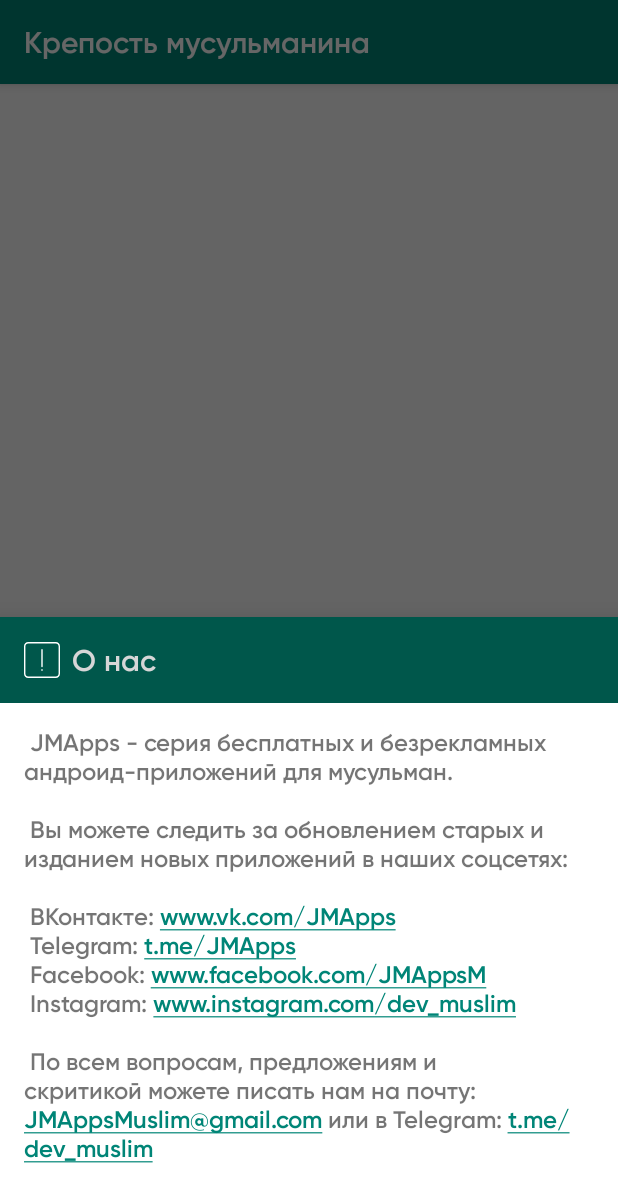
After one commit to JMApps/FortressOfTheMuslim, an Android app: the fragment BottomSheetAboutUs shown on its own in the app's theme, on a phone screen of 412 x 824 dp. The commit adds this screen. Shown: the top 1202 px of the screen. Run offline under Robolectric (Android 15) with nearby library versions, the phone set to English and light mode, and no system bars.

Commit message:
Added about us dialog

```diff
--- /dev/null
+++ b/app/src/main/java/jmapps/fortressofthemuslim/presentation/ui/about/BottomSheetAboutUs.kt
@@ -0,0 +1,20 @@
+package jmapps.fortressofthemuslim.presentation.ui.about
+
+import android.os.Bundle
+import android.view.LayoutInflater
+import android.view.View
+import android.view.ViewGroup
+import com.google.android.material.bottomsheet.BottomSheetDialogFragment
+import jmapps.fortressofthemuslim.R
+
+class BottomSheetAboutUs: BottomSheetDialogFragment() {
+
+    private lateinit var rootAboutUs: View
+
+    override fun onCreateView(inflater: LayoutInflater, container: ViewGroup?,
+        savedInstanceState: Bundle?): View? {
+        rootAboutUs = inflater.inflate(R.layout.bottom_sheet_about_us, container, false)
+
+        return rootAboutUs
+    }
+}
--- /dev/null
+++ b/app/src/main/res/drawable/ic_action_about_us_white.xml
@@ -0,0 +1,9 @@
+<vector xmlns:android="http://schemas.android.com/apk/res/android"
+    android:width="24dp"
+    android:height="24dp"
+    android:viewportWidth="51.123"
+    android:viewportHeight="51.123">
+    <path
+        android:fillColor="#FFFFFF"
+        android:pathData="M45.123,0H6C2.691,0 0,2.691 0,6v39.123c0,3.309 2.691,6 6,6h39.123c3.309,0 6,-2.691 6,-6V6C51.123,2.691 48.432,0 45.123,0zM49.123,45.123c0,2.206 -1.794,4 -4,4H6c-2.206,0 -4,-1.794 -4,-4V6c0,-2.206 1.794,-4 4,-4h39.123c2.206,0 4,1.794 4,4V45.123zM26.562,10.999v23.772c0,0.552 -0.447,1 -1,1s-1,-0.448 -1,-1V10.999c0,-0.552 0.447,-1 1,-1S26.562,10.447 26.562,10.999zM26.562,39.249v0.875c0,0.552 -0.447,1 -1,1s-1,-0.448 -1,-1v-0.875c0,-0.552 0.447,-1 1,-1S26.562,38.697 26.562,39.249z" />
+</vector>
--- /dev/null
+++ b/app/src/main/res/layout/bottom_sheet_about_us.xml
@@ -0,0 +1,36 @@
+<?xml version="1.0" encoding="utf-8"?>
+<androidx.constraintlayout.widget.ConstraintLayout xmlns:android="http://schemas.android.com/apk/res/android"
+    xmlns:app="http://schemas.android.com/apk/res-auto"
+    android:id="@+id/constraintLayout"
+    android:layout_width="match_parent"
+    android:layout_height="match_parent">
+
+    <TextView
+        android:id="@+id/tvAboutUsDescription"
+        android:layout_width="0dp"
+        android:layout_height="wrap_content"
+        android:background="@color/colorPrimaryDark"
+        android:drawableStart="@drawable/ic_action_about_us_white"
+        android:drawablePadding="8dp"
+        android:padding="16dp"
+        android:text="@string/action_about_us"
+        android:textColor="@color/white"
+        android:textSize="20sp"
+        app:layout_constraintEnd_toEndOf="parent"
+        app:layout_constraintStart_toStartOf="parent"
+        app:layout_constraintTop_toTopOf="parent" />
+
+    <TextView
+        android:id="@+id/textView"
+        android:layout_width="match_parent"
+        android:layout_height="wrap_content"
+        android:layout_marginBottom="32dp"
+        android:autoLink="all"
+        android:padding="16dp"
+        android:text="@string/action_about_us_text"
+        android:textSize="16sp"
+        app:layout_constraintBottom_toBottomOf="parent"
+        app:layout_constraintEnd_toEndOf="parent"
+        app:layout_constraintStart_toStartOf="parent"
+        app:layout_constraintTop_toBottomOf="@+id/tvAboutUsDescription" />
+</androidx.constraintlayout.widget.ConstraintLayout>
--- a/app/src/main/res/values/strings.xml
+++ b/app/src/main/res/values/strings.xml
@@ -28,4 +28,20 @@
     <string name="action_showing_texts">Отображение текста:</string>
     <string name="action_show_state_transcription">Транскрипция</string>
     <string name="action_show_state_translation">Перевод</string>
+
+    <!--    About us-->
+    <string name="action_about_us">О нас</string>
+    <string name="action_about_us_text">
+        <b>JMApps</b> - серия бесплатных и безрекламных андроид-приложений для мусульман.\n\n
+
+        Вы можете следить за обновлением старых и изданием новых приложений в наших соцсетях:\n\n
+
+        ВКонтакте: www.vk.com/JMApps\n
+        Telegram: t.me/JMApps\n
+        Facebook: www.facebook.com/JMAppsM\n
+        Instagram: www.instagram.com/dev_muslim\n\n
+
+        По всем вопросам, предложениям и скритикой можете писать нам на почту:
+        JMAppsMuslim@gmail.com или в Telegram: t.me/dev_muslim
+    </string>
 </resources>
```
